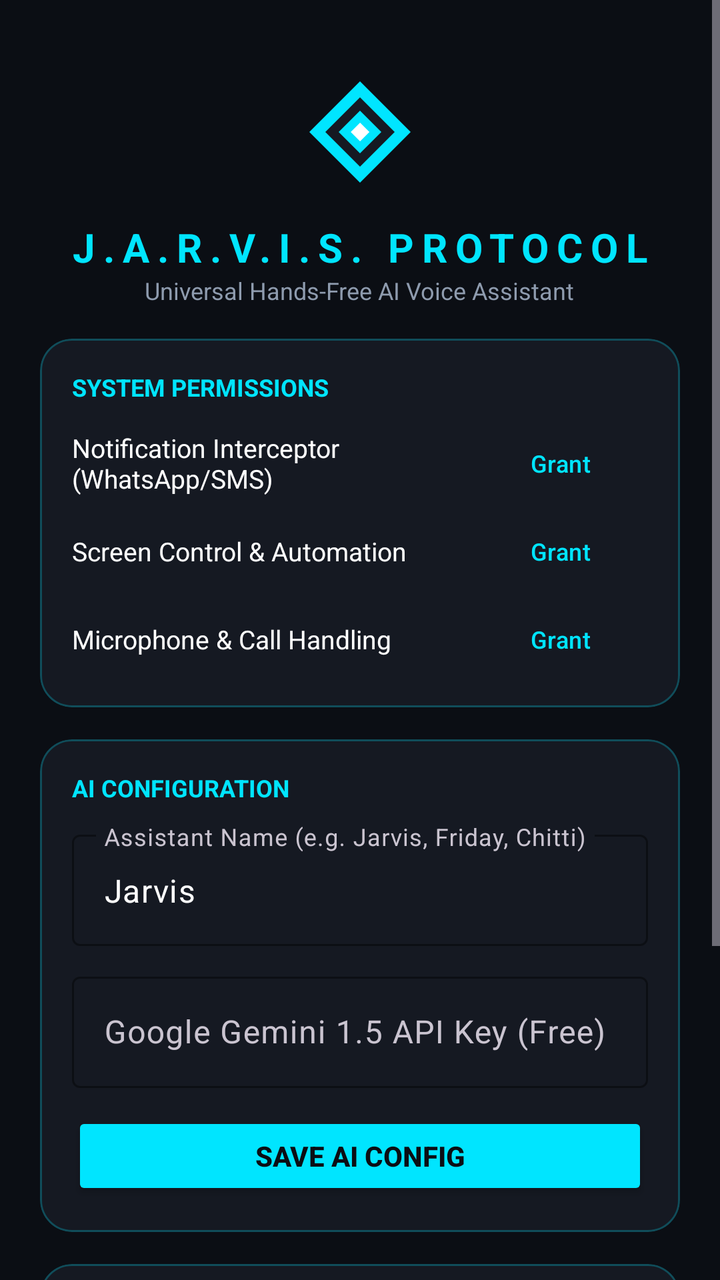
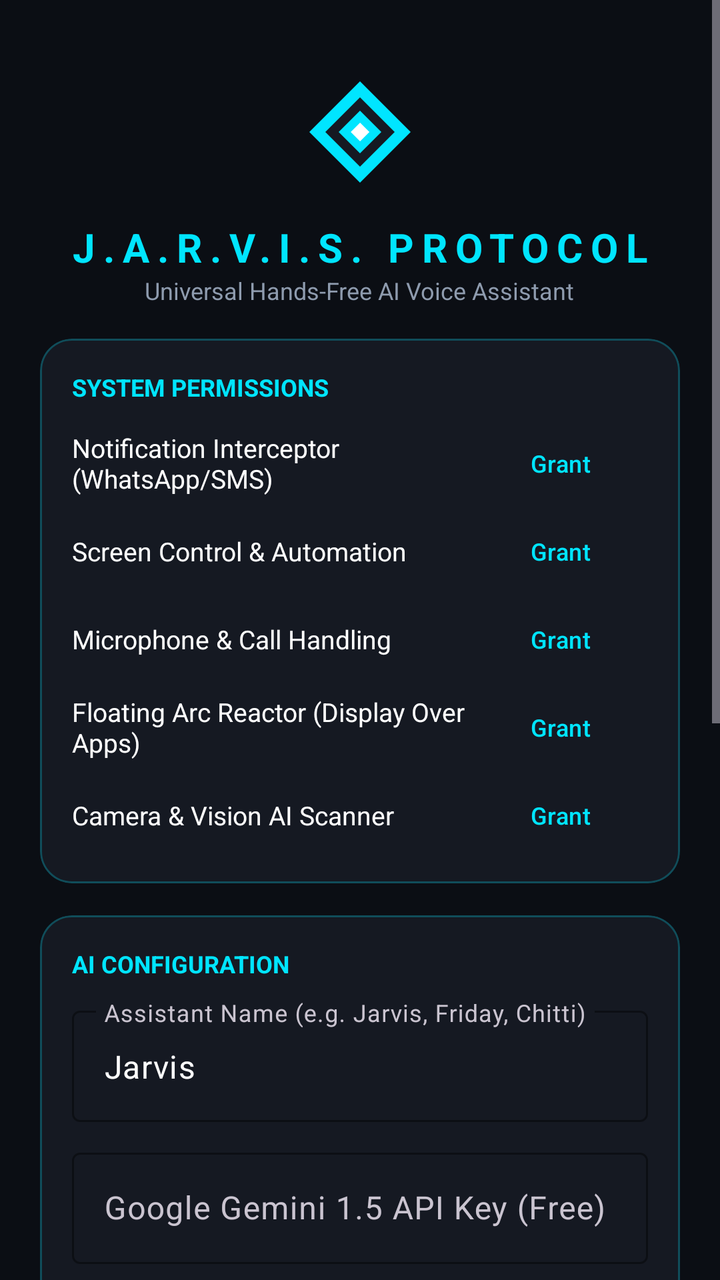

Screens rendered from an Android XML layout before and after an edit, with the pre-edit source and the edit as a unified diff.
<!-- AndroidManifest.xml: application theme Theme.JarvisAssistant -->
<!-- res/layout/activity_main.xml -->
<?xml version="1.0" encoding="utf-8"?>
<ScrollView xmlns:android="http://schemas.android.com/apk/res/android"
    xmlns:app="http://schemas.android.com/apk/res-auto"
    android:layout_width="match_parent"
    android:layout_height="match_parent"
    android:background="@color/jarvis_bg"
    android:fillViewport="true">

    <LinearLayout
        android:layout_width="match_parent"
        android:layout_height="wrap_content"
        android:orientation="vertical"
        android:padding="20dp">

        
        <LinearLayout
            android:layout_width="match_parent"
            android:layout_height="wrap_content"
            android:gravity="center"
            android:orientation="vertical"
            android:paddingTop="10dp"
            android:paddingBottom="16dp">

            <ImageView
                android:id="@+id/ivArcReactor"
                android:layout_width="72dp"
                android:layout_height="72dp"
                android:src="@drawable/ic_jarvis_logo" />

            <TextView
                android:id="@+id/tvAppTitle"
                android:layout_width="wrap_content"
                android:layout_height="wrap_content"
                android:layout_marginTop="8dp"
                android:letterSpacing="0.2"
                android:text="J.A.R.V.I.S. PROTOCOL"
                android:textColor="@color/jarvis_cyan"
                android:textSize="20sp"
                android:textStyle="bold" />

            <TextView
                android:id="@+id/tvAppSubtitle"
                android:layout_width="wrap_content"
                android:layout_height="wrap_content"
                android:text="Universal Hands-Free AI Voice Assistant"
                android:textColor="@color/jarvis_text_secondary"
                android:textSize="12sp" />
        </LinearLayout>

        
        <com.google.android.material.card.MaterialCardView
            android:layout_width="match_parent"
            android:layout_height="wrap_content"
            android:layout_marginBottom="16dp"
            app:cardBackgroundColor="@color/jarvis_card_bg"
            app:cardCornerRadius="16dp"
            app:strokeColor="@color/jarvis_cyan_glow"
            app:strokeWidth="1dp">

            <LinearLayout
                android:layout_width="match_parent"
                android:layout_height="wrap_content"
                android:orientation="vertical"
                android:padding="16dp">

                <TextView
                    android:layout_width="wrap_content"
                    android:layout_height="wrap_content"
                    android:text="SYSTEM PERMISSIONS"
                    android:textColor="@color/jarvis_cyan"
                    android:textSize="12sp"
                    android:textStyle="bold" />

                
                <LinearLayout
                    android:layout_width="match_parent"
                    android:layout_height="wrap_content"
                    android:layout_marginTop="12dp"
                    android:gravity="center_vertical"
                    android:orientation="horizontal">

                    <TextView
                        android:layout_width="0dp"
                        android:layout_height="wrap_content"
                        android:layout_weight="1"
                        android:text="Notification Interceptor (WhatsApp/SMS)"
                        android:textColor="@color/jarvis_text_primary"
                        android:textSize="13sp" />

                    <Button
                        android:id="@+id/btnEnableNotification"
                        style="@style/Widget.Material3.Button.OutlinedButton"
                        android:layout_width="wrap_content"
                        android:layout_height="36dp"
                        android:text="Grant"
                        android:textColor="@color/jarvis_cyan"
                        android:textSize="12sp" />
                </LinearLayout>

                
                <LinearLayout
                    android:layout_width="match_parent"
                    android:layout_height="wrap_content"
                    android:layout_marginTop="8dp"
                    android:gravity="center_vertical"
                    android:orientation="horizontal">

                    <TextView
                        android:layout_width="0dp"
                        android:layout_height="wrap_content"
                        android:layout_weight="1"
                        android:text="Screen Control &amp; Automation"
                        android:textColor="@color/jarvis_text_primary"
                        android:textSize="13sp" />

                    <Button
                        android:id="@+id/btnEnableAccessibility"
                        style="@style/Widget.Material3.Button.OutlinedButton"
                        android:layout_width="wrap_content"
                        android:layout_height="36dp"
                        android:text="Grant"
                        android:textColor="@color/jarvis_cyan"
                        android:textSize="12sp" />
                </LinearLayout>

                
                <LinearLayout
                    android:layout_width="match_parent"
                    android:layout_height="wrap_content"
                    android:layout_marginTop="8dp"
                    android:gravity="center_vertical"
                    android:orientation="horizontal">

                    <TextView
                        android:layout_width="0dp"
                        android:layout_height="wrap_content"
                        android:layout_weight="1"
                        android:text="Microphone &amp; Call Handling"
                        android:textColor="@color/jarvis_text_primary"
                        android:textSize="13sp" />

                    <Button
                        android:id="@+id/btnEnableAudio"
                        style="@style/Widget.Material3.Button.OutlinedButton"
                        android:layout_width="wrap_content"
                        android:layout_height="36dp"
                        android:text="Grant"
                        android:textColor="@color/jarvis_cyan"
                        android:textSize="12sp" />
                </LinearLayout>

            </LinearLayout>
        </com.google.android.material.card.MaterialCardView>

        
        <com.google.android.material.card.MaterialCardView
            android:layout_width="match_parent"
            android:layout_height="wrap_content"
            android:layout_marginBottom="16dp"
            app:cardBackgroundColor="@color/jarvis_card_bg"
            app:cardCornerRadius="16dp"
            app:strokeColor="@color/jarvis_cyan_glow"
            app:strokeWidth="1dp">

            <LinearLayout
                android:layout_width="match_parent"
                android:layout_height="wrap_content"
                android:orientation="vertical"
                android:padding="16dp">

                <TextView
                    android:layout_width="wrap_content"
                    android:layout_height="wrap_content"
                    android:text="AI CONFIGURATION"
                    android:textColor="@color/jarvis_cyan"
                    android:textSize="12sp"
                    android:textStyle="bold" />

                
                <com.google.android.material.textfield.TextInputLayout
                    android:layout_width="match_parent"
                    android:layout_height="wrap_content"
                    android:layout_marginTop="10dp"
                    android:hint="Assistant Name (e.g. Jarvis, Friday, Chitti)"
                    app:boxStrokeColor="@color/jarvis_cyan"
                    app:hintTextColor="@color/jarvis_cyan">

                    <com.google.android.material.textfield.TextInputEditText
                        android:id="@+id/etAssistantName"
                        android:layout_width="match_parent"
                        android:layout_height="wrap_content"
                        android:singleLine="true"
                        android:text="Jarvis"
                        android:textColor="@color/jarvis_text_primary" />
                </com.google.android.material.textfield.TextInputLayout>

                
                <com.google.android.material.textfield.TextInputLayout
                    android:layout_width="match_parent"
                    android:layout_height="wrap_content"
                    android:layout_marginTop="10dp"
                    android:hint="Google Gemini 1.5 API Key (Free)"
                    app:boxStrokeColor="@color/jarvis_cyan"
                    app:hintTextColor="@color/jarvis_cyan">

                    <com.google.android.material.textfield.TextInputEditText
                        android:id="@+id/etApiKey"
                        android:layout_width="match_parent"
                        android:layout_height="wrap_content"
                        android:inputType="textPassword"
                        android:singleLine="true"
                        android:textColor="@color/jarvis_text_primary" />
                </com.google.android.material.textfield.TextInputLayout>

                <Button
                    android:id="@+id/btnSaveConfig"
                    android:layout_width="match_parent"
                    android:layout_height="44dp"
                    android:layout_marginTop="12dp"
                    android:backgroundTint="@color/jarvis_cyan"
                    android:text="Save AI Config"
                    android:textColor="@color/jarvis_bg"
                    android:textStyle="bold" />

            </LinearLayout>
        </com.google.android.material.card.MaterialCardView>

        
        <com.google.android.material.card.MaterialCardView
            android:layout_width="match_parent"
            android:layout_height="wrap_content"
            app:cardBackgroundColor="@color/jarvis_card_bg"
            app:cardCornerRadius="16dp"
            app:strokeColor="@color/jarvis_cyan_glow"
            app:strokeWidth="1dp">

            <LinearLayout
                android:layout_width="match_parent"
                android:layout_height="wrap_content"
                android:gravity="center"
                android:orientation="vertical"
                android:padding="20dp">

                <TextView
                    android:id="@+id/tvVoiceStatus"
                    android:layout_width="wrap_content"
                    android:layout_height="wrap_content"
                    android:text="Jarvis Standby. Tap mic or say wake word."
                    android:textAlignment="center"
                    android:textColor="@color/jarvis_text_secondary"
                    android:textSize="13sp" />

                <com.google.android.material.floatingactionbutton.FloatingActionButton
                    android:id="@+id/fabMic"
                    android:layout_width="wrap_content"
                    android:layout_height="wrap_content"
                    android:layout_marginTop="16dp"
                    android:layout_marginBottom="16dp"
                    android:contentDescription="Mic"
                    android:src="@drawable/ic_jarvis_logo"
                    app:backgroundTint="@color/jarvis_cyan"
                    app:elevation="6dp"
                    app:fabSize="normal"
                    app:tint="@color/jarvis_bg" />

                <TextView
                    android:id="@+id/tvTranscript"
                    android:layout_width="match_parent"
                    android:layout_height="wrap_content"
                    android:background="#0F131C"
                    android:minLines="3"
                    android:padding="12dp"
                    android:text="Speech log will appear here..."
                    android:textColor="@color/jarvis_cyan"
                    android:textSize="12sp" />

            </LinearLayout>
        </com.google.android.material.card.MaterialCardView>

    </LinearLayout>
</ScrollView>
<!-- resources referenced by this layout -->
<resources>
  <color name="jarvis_bg">#0B0E14</color>
  <color name="jarvis_card_bg">#151922</color>
  <color name="jarvis_cyan">#00E5FF</color>
  <color name="jarvis_cyan_glow">#4000E5FF</color>
  <color name="jarvis_text_primary">#FFFFFF</color>
  <color name="jarvis_text_secondary">#8E9BAE</color>
  <!-- drawable ic_jarvis_logo (drawable) -->
  <vector xmlns:android="http://schemas.android.com/apk/res/android"
      android:width="108dp"
      android:height="108dp"
      android:viewportWidth="108"
      android:viewportHeight="108">
      <path
          android:fillColor="#0B0E14"
          android:pathData="M0,0h108v108h-108z" />
      
      <path
          android:fillColor="#00E5FF"
          android:pathData="M54,16 L92,54 L54,92 L16,54 Z" />
      
      <path
          android:fillColor="#151922"
          android:pathData="M54,28 L80,54 L54,80 L28,54 Z" />
      
      <path
          android:fillColor="#00E5FF"
          android:pathData="M54,38 L70,54 L54,70 L38,54 Z" />
      
      <path
          android:fillColor="#FFFFFF"
          android:pathData="M54,47 L61,54 L54,61 L47,54 Z" />
  </vector>
  <style name="Theme.JarvisAssistant" parent="Theme.Material3.Dark.NoActionBar">
          
          <item name="colorPrimary">@color/jarvis_cyan</item>
          <item name="colorPrimaryVariant">@color/jarvis_blue</item>
          <item name="colorOnPrimary">@color/jarvis_bg</item>
          
          <item name="colorSecondary">@color/jarvis_cyan</item>
          <item name="colorOnSecondary">@color/jarvis_bg</item>
          
          <item name="android:statusBarColor">@color/jarvis_bg</item>
          <item name="android:windowBackground">@color/jarvis_bg</item>
      </style>
  <color name="jarvis_blue">#0091EA</color>
</resources>

<!-- the commit's change to res/layout/activity_main.xml (unified diff, before → after) -->
@@ -149,6 +149,58 @@
                         android:textSize="12sp" />
                 </LinearLayout>
 
+                
+                <LinearLayout
+                    android:layout_width="match_parent"
+                    android:layout_height="wrap_content"
+                    android:layout_marginTop="8dp"
+                    android:gravity="center_vertical"
+                    android:orientation="horizontal">
+
+                    <TextView
+                        android:layout_width="0dp"
+                        android:layout_height="wrap_content"
+                        android:layout_weight="1"
+                        android:text="Floating Arc Reactor (Display Over Apps)"
+                        android:textColor="@color/jarvis_text_primary"
+                        android:textSize="13sp" />
+
+                    <Button
+                        android:id="@+id/btnEnableOverlay"
+                        style="@style/Widget.Material3.Button.OutlinedButton"
+                        android:layout_width="wrap_content"
+                        android:layout_height="36dp"
+                        android:text="Grant"
+                        android:textColor="@color/jarvis_cyan"
+                        android:textSize="12sp" />
+                </LinearLayout>
+
+                
+                <LinearLayout
+                    android:layout_width="match_parent"
+                    android:layout_height="wrap_content"
+                    android:layout_marginTop="8dp"
+                    android:gravity="center_vertical"
+                    android:orientation="horizontal">
+
+                    <TextView
+                        android:layout_width="0dp"
+                        android:layout_height="wrap_content"
+                        android:layout_weight="1"
+                        android:text="Camera &amp; Vision AI Scanner"
+                        android:textColor="@color/jarvis_text_primary"
+                        android:textSize="13sp" />
+
+                    <Button
+                        android:id="@+id/btnEnableCamera"
+                        style="@style/Widget.Material3.Button.OutlinedButton"
+                        android:layout_width="wrap_content"
+                        android:layout_height="36dp"
+                        android:text="Grant"
+                        android:textColor="@color/jarvis_cyan"
+                        android:textSize="12sp" />
+                </LinearLayout>
+
             </LinearLayout>
         </com.google.android.material.card.MaterialCardView>
 
@@ -229,6 +281,85 @@
         <com.google.android.material.card.MaterialCardView
             android:layout_width="match_parent"
             android:layout_height="wrap_content"
+            android:layout_marginBottom="16dp"
+            app:cardBackgroundColor="@color/jarvis_card_bg"
+            app:cardCornerRadius="16dp"
+            app:strokeColor="@color/jarvis_cyan_glow"
+            app:strokeWidth="1dp">
+
+            <LinearLayout
+                android:layout_width="match_parent"
+                android:layout_height="wrap_content"
+                android:orientation="vertical"
+                android:padding="16dp">
+
+                <TextView
+                    android:layout_width="wrap_content"
+                    android:layout_height="wrap_content"
+                    android:text="JARVIS ADVANCED PROTOCOLS"
+                    android:textColor="@color/jarvis_cyan"
+                    android:textSize="12sp"
+                    android:textStyle="bold" />
+
+                
+                <LinearLayout
+                    android:layout_width="match_parent"
+                    android:layout_height="wrap_content"
+                    android:layout_marginTop="12dp"
+                    android:gravity="center_vertical"
+                    android:orientation="horizontal">
+
+                    <TextView
+                        android:layout_width="0dp"
+                        android:layout_height="wrap_content"
+                        android:layout_weight="1"
+                        android:text="Floating Arc Reactor On Screen"
+                        android:textColor="@color/jarvis_text_primary"
+                        android:textSize="13sp" />
+
+                    <com.google.android.material.materialswitch.MaterialSwitch
+                        android:id="@+id/switchFloatingReactor"
+                        android:layout_width="wrap_content"
+                        android:layout_height="wrap_content" />
+                </LinearLayout>
+
+                
+                <LinearLayout
+                    android:layout_width="match_parent"
+                    android:layout_height="wrap_content"
+                    android:layout_marginTop="12dp"
+                    android:orientation="horizontal">
+
+                    <Button
+                        android:id="@+id/btnLaunchVision"
+                        style="@style/Widget.Material3.Button.OutlinedButton"
+                        android:layout_width="0dp"
+                        android:layout_height="42dp"
+                        android:layout_marginEnd="6dp"
+                        android:layout_weight="1"
+                        android:text="Vision Scanner 👁️"
+                        android:textColor="@color/jarvis_cyan"
+                        android:textSize="12sp" />
+
+                    <Button
+                        android:id="@+id/btnCheckBattery"
+                        style="@style/Widget.Material3.Button.OutlinedButton"
+                        android:layout_width="0dp"
+                        android:layout_height="42dp"
+                        android:layout_marginStart="6dp"
+                        android:layout_weight="1"
+                        android:text="Battery Status 🔋"
+                        android:textColor="@color/jarvis_cyan"
+                        android:textSize="12sp" />
+                </LinearLayout>
+
+            </LinearLayout>
+        </com.google.android.material.card.MaterialCardView>
+
+        
+        <com.google.android.material.card.MaterialCardView
+            android:layout_width="match_parent"
+            android:layout_height="wrap_content"
             app:cardBackgroundColor="@color/jarvis_card_bg"
             app:cardCornerRadius="16dp"
             app:strokeColor="@color/jarvis_cyan_glow"
